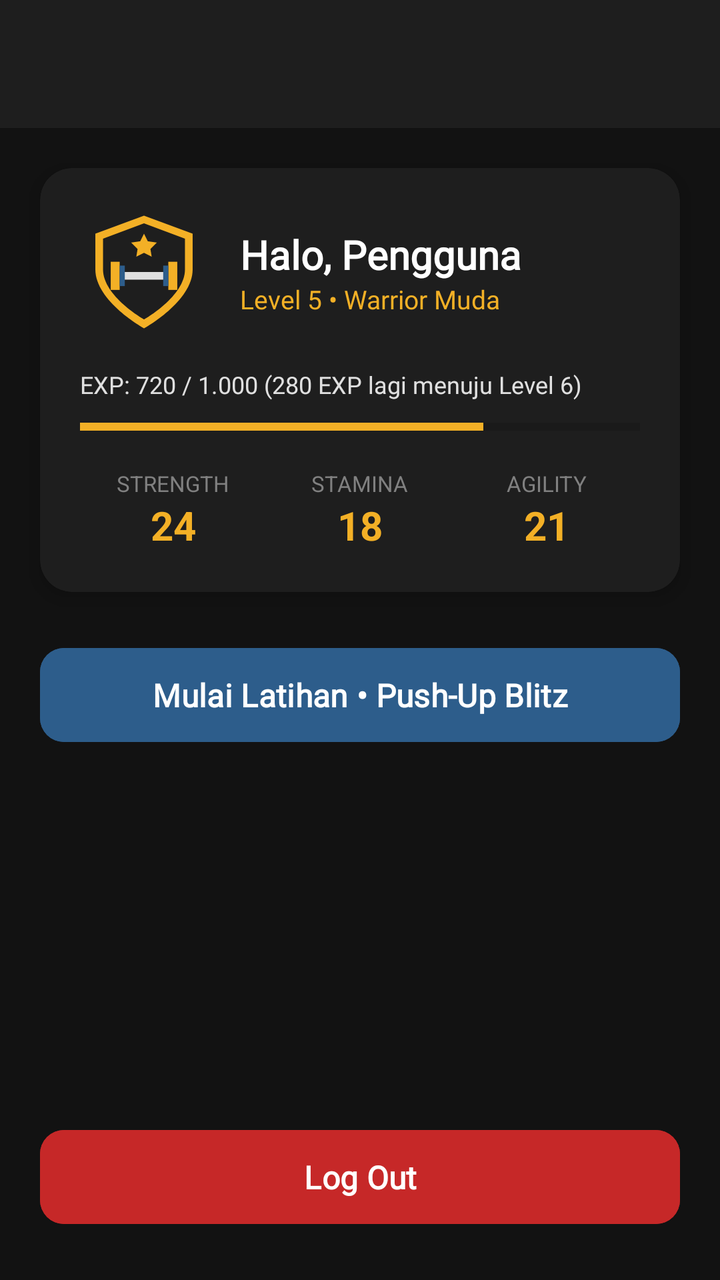
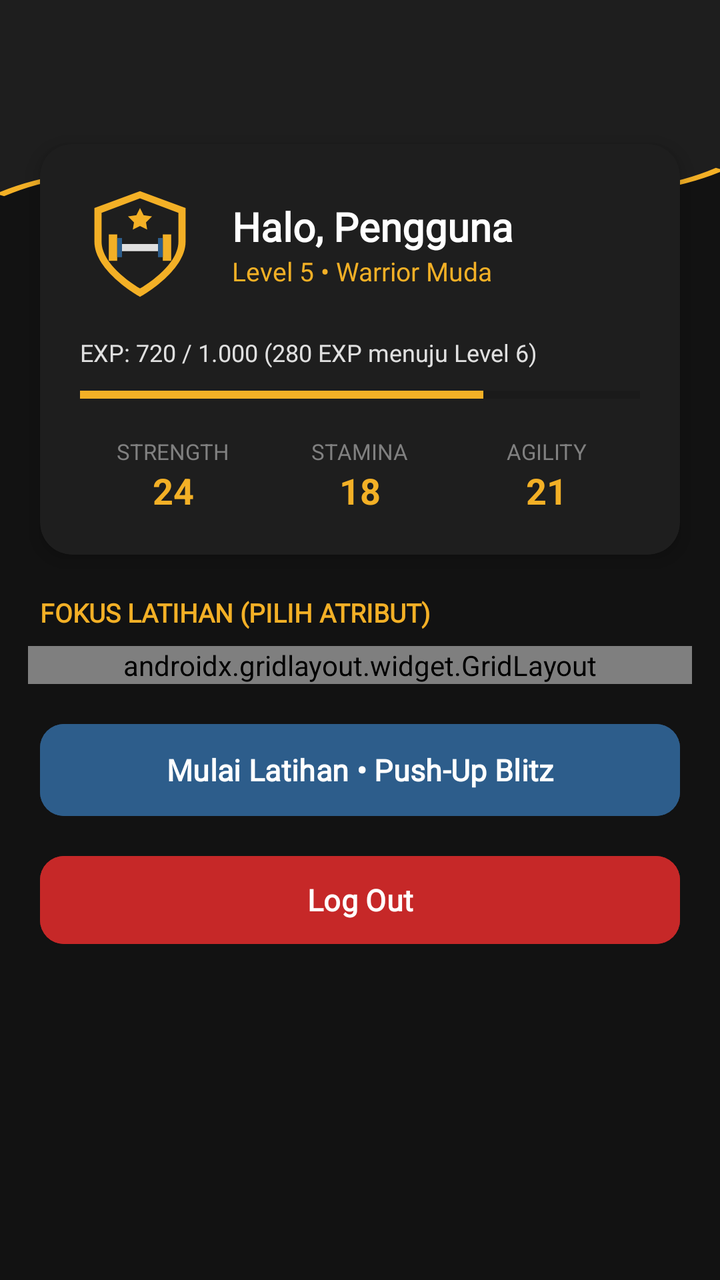

The first picture is an Android layout as it rendered before a commit; the second is the same layout after the commit. The layout source and the unified diff follow.
<!-- AndroidManifest.xml: application theme Theme.Material3.Dark.NoActionBar -->
<!-- res/layout/fragment_home.xml -->
<?xml version="1.0" encoding="utf-8"?>
<androidx.constraintlayout.widget.ConstraintLayout xmlns:android="http://schemas.android.com/apk/res/android"
    xmlns:app="http://schemas.android.com/apk/res-auto"
    xmlns:tools="http://schemas.android.com/tools"
    android:layout_width="match_parent"
    android:layout_height="match_parent"
    android:background="@color/BackgroundDark"
    tools:context=".Home.HomeFragment">

    <androidx.appcompat.widget.Toolbar
        android:id="@+id/toolbar"
        android:layout_width="0dp"
        android:layout_height="?attr/actionBarSize"
        android:background="@color/CardDark"
        app:subtitleTextColor="@color/TextWhite"
        app:titleTextColor="@color/TextGold"
        app:layout_constraintEnd_toEndOf="parent"
        app:layout_constraintStart_toStartOf="parent"
        app:layout_constraintTop_toTopOf="parent" />

    
    <androidx.cardview.widget.CardView
        android:id="@+id/cardProfile"
        android:layout_width="0dp"
        android:layout_height="wrap_content"
        android:layout_margin="20dp"
        app:cardBackgroundColor="@color/CardDark"
        app:cardCornerRadius="16dp"
        app:cardElevation="6dp"
        app:layout_constraintEnd_toEndOf="parent"
        app:layout_constraintStart_toStartOf="parent"
        app:layout_constraintTop_toBottomOf="@+id/toolbar">

        <LinearLayout
            android:layout_width="match_parent"
            android:layout_height="wrap_content"
            android:orientation="vertical"
            android:padding="20dp">

            <LinearLayout
                android:layout_width="match_parent"
                android:layout_height="wrap_content"
                android:gravity="center_vertical"
                android:orientation="horizontal">

                <ImageView
                    android:layout_width="64dp"
                    android:layout_height="64dp"
                    android:src="@drawable/ic_logo_fitlevel" />

                <LinearLayout
                    android:layout_width="wrap_content"
                    android:layout_height="wrap_content"
                    android:layout_marginStart="16dp"
                    android:orientation="vertical">

                    
                    <TextView
                        android:id="@+id/tvWelcome"
                        android:layout_width="wrap_content"
                        android:layout_height="wrap_content"
                        android:fontFamily="@font/nunito_regular"
                        android:text="Halo, Pengguna"
                        android:textColor="@color/white"
                        android:textSize="20sp"
                        android:textStyle="bold" />

                    <TextView
                        android:layout_width="wrap_content"
                        android:layout_height="wrap_content"
                        android:fontFamily="@font/nunito_regular"
                        android:text="Level 5 • Warrior Muda"
                        android:textColor="@color/TextGold"
                        android:textSize="13sp" />
                </LinearLayout>
            </LinearLayout>

            <TextView
                android:layout_width="wrap_content"
                android:layout_height="wrap_content"
                android:layout_marginTop="16dp"
                android:fontFamily="@font/nunito_regular"
                android:text="EXP: 720 / 1.000 (280 EXP lagi menuju Level 6)"
                android:textColor="@color/TextWhite"
                android:textSize="12sp" />

            <ProgressBar
                style="?android:attr/progressBarStyleHorizontal"
                android:layout_width="match_parent"
                android:layout_height="10dp"
                android:layout_marginTop="8dp"
                android:max="1000"
                android:progress="720"
                android:progressBackgroundTint="@color/BackgroundDark"
                android:progressTint="@color/TextGold" />

            
            <LinearLayout
                android:layout_width="match_parent"
                android:layout_height="wrap_content"
                android:layout_marginTop="16dp"
                android:orientation="horizontal"
                android:weightSum="3">

                <LinearLayout
                    android:layout_width="0dp"
                    android:layout_height="wrap_content"
                    android:layout_weight="1"
                    android:gravity="center"
                    android:orientation="vertical">
                    <TextView
                        android:layout_width="wrap_content"
                        android:layout_height="wrap_content"
                        android:text="STRENGTH"
                        android:textColor="@color/TextHint"
                        android:textSize="11sp" />
                    <TextView
                        android:layout_width="wrap_content"
                        android:layout_height="wrap_content"
                        android:text="24"
                        android:textColor="@color/TextGold"
                        android:textSize="20sp"
                        android:textStyle="bold" />
                </LinearLayout>

                <LinearLayout
                    android:layout_width="0dp"
                    android:layout_height="wrap_content"
                    android:layout_weight="1"
                    android:gravity="center"
                    android:orientation="vertical">
                    <TextView
                        android:layout_width="wrap_content"
                        android:layout_height="wrap_content"
                        android:text="STAMINA"
                        android:textColor="@color/TextHint"
                        android:textSize="11sp" />
                    <TextView
                        android:layout_width="wrap_content"
                        android:layout_height="wrap_content"
                        android:text="18"
                        android:textColor="@color/TextGold"
                        android:textSize="20sp"
                        android:textStyle="bold" />
                </LinearLayout>

                <LinearLayout
                    android:layout_width="0dp"
                    android:layout_height="wrap_content"
                    android:layout_weight="1"
                    android:gravity="center"
                    android:orientation="vertical">
                    <TextView
                        android:layout_width="wrap_content"
                        android:layout_height="wrap_content"
                        android:text="AGILITY"
                        android:textColor="@color/TextHint"
                        android:textSize="11sp" />
                    <TextView
                        android:layout_width="wrap_content"
                        android:layout_height="wrap_content"
                        android:text="21"
                        android:textColor="@color/TextGold"
                        android:textSize="20sp"
                        android:textStyle="bold" />
                </LinearLayout>
            </LinearLayout>
        </LinearLayout>
    </androidx.cardview.widget.CardView>

    <Button
        android:id="@+id/btnDetail"
        android:layout_width="0dp"
        android:layout_height="55dp"
        android:layout_marginHorizontal="20dp"
        android:layout_marginTop="24dp"
        android:backgroundTint="@color/ButtonBlue"
        android:fontFamily="@font/nunito_regular"
        android:text="Mulai Latihan • Push-Up Blitz"
        android:textAllCaps="false"
        android:textColor="@color/white"
        android:textSize="16sp"
        android:textStyle="bold"
        app:cornerRadius="12dp"
        app:layout_constraintEnd_toEndOf="parent"
        app:layout_constraintStart_toStartOf="parent"
        app:layout_constraintTop_toBottomOf="@+id/cardProfile" />

    <Button
        android:id="@+id/btnLogout"
        android:layout_width="0dp"
        android:layout_height="55dp"
        android:layout_marginHorizontal="20dp"
        android:layout_marginBottom="24dp"
        android:backgroundTint="@color/DangerRed"
        android:fontFamily="@font/nunito_regular"
        android:text="Log Out"
        android:textAllCaps="false"
        android:textColor="@color/white"
        android:textSize="16sp"
        android:textStyle="bold"
        app:cornerRadius="12dp"
        app:layout_constraintBottom_toBottomOf="parent"
        app:layout_constraintEnd_toEndOf="parent"
        app:layout_constraintStart_toStartOf="parent" />

</androidx.constraintlayout.widget.ConstraintLayout>
<!-- resources referenced by this layout -->
<resources>
  <color name="BackgroundDark">#121212</color>
  <color name="ButtonBlue">#2D5D8B</color>
  <color name="CardDark">#1E1E1E</color>
  <color name="DangerRed">#C62828</color>
  <color name="TextGold">#F3B026</color>
  <color name="TextHint">#808080</color>
  <color name="TextWhite">#E0E0E0</color>
  <color name="white">#FFFFFFFF</color>
  <!-- drawable ic_logo_fitlevel (drawable) -->
  <?xml version="1.0" encoding="utf-8"?>
  <vector xmlns:android="http://schemas.android.com/apk/res/android"
      android:width="140dp"
      android:height="140dp"
      android:viewportWidth="100"
      android:viewportHeight="100">
  
      
      <path
          android:fillColor="@color/TextGold"
          android:pathData="M50,6 L88,20 L88,48 C88,73 50,94 50,94 C50,94 12,73 12,48 L12,20 Z" />
  
      
      <path
          android:fillColor="@color/CardDark"
          android:pathData="M50,12 L82,24 L82,48 C82,69 50,87 50,87 C50,87 18,69 18,48 L18,24 Z" />
  
      
      <path
          android:fillColor="@color/TextGold"
          android:pathData="M50,20 L53,26 L60,27 L55,32 L56,38 L50,35 L44,38 L45,32 L40,27 L47,26 Z" />
  
      
      <path
          android:fillColor="@color/TextWhite"
          android:pathData="M34,50 L66,50 L66,56 L34,56 Z" />
  
      
      <path
          android:fillColor="@color/TextGold"
          android:pathData="M24,42 L31,42 L31,64 L24,64 Z" />
      <path
          android:fillColor="@color/ButtonBlue"
          android:pathData="M31,45 L35,45 L35,61 L31,61 Z" />
  
      
      <path
          android:fillColor="@color/TextGold"
          android:pathData="M69,42 L76,42 L76,64 L69,64 Z" />
      <path
          android:fillColor="@color/ButtonBlue"
          android:pathData="M65,45 L69,45 L69,61 L65,61 Z" />
  </vector>
</resources>

<!-- the commit's change to res/layout/fragment_home.xml (unified diff, before → after) -->
@@ -1,207 +1,326 @@
 <?xml version="1.0" encoding="utf-8"?>
-<androidx.constraintlayout.widget.ConstraintLayout xmlns:android="http://schemas.android.com/apk/res/android"
+<androidx.core.widget.NestedScrollView xmlns:android="http://schemas.android.com/apk/res/android"
     xmlns:app="http://schemas.android.com/apk/res-auto"
     xmlns:tools="http://schemas.android.com/tools"
     android:layout_width="match_parent"
     android:layout_height="match_parent"
     android:background="@color/BackgroundDark"
+    android:fillViewport="true"
     tools:context=".Home.HomeFragment">
 
-    <androidx.appcompat.widget.Toolbar
-        android:id="@+id/toolbar"
-        android:layout_width="0dp"
-        android:layout_height="?attr/actionBarSize"
-        android:background="@color/CardDark"
-        app:subtitleTextColor="@color/TextWhite"
-        app:titleTextColor="@color/TextGold"
-        app:layout_constraintEnd_toEndOf="parent"
-        app:layout_constraintStart_toStartOf="parent"
-        app:layout_constraintTop_toTopOf="parent" />
-
-    
-    <androidx.cardview.widget.CardView
-        android:id="@+id/cardProfile"
-        android:layout_width="0dp"
+    <androidx.constraintlayout.widget.ConstraintLayout
+        android:layout_width="match_parent"
         android:layout_height="wrap_content"
-        android:layout_margin="20dp"
-        app:cardBackgroundColor="@color/CardDark"
-        app:cardCornerRadius="16dp"
-        app:cardElevation="6dp"
-        app:layout_constraintEnd_toEndOf="parent"
-        app:layout_constraintStart_toStartOf="parent"
-        app:layout_constraintTop_toBottomOf="@+id/toolbar">
-
-        <LinearLayout
-            android:layout_width="match_parent"
+        android:paddingBottom="28dp">
+
+        
+        <View
+            android:id="@+id/background_header"
+            android:layout_width="0dp"
+            android:layout_height="130dp"
+            android:background="@drawable/bg_header_wave"
+            app:layout_constraintEnd_toEndOf="parent"
+            app:layout_constraintStart_toStartOf="parent"
+            app:layout_constraintTop_toTopOf="parent" />
+
+        
+        <androidx.appcompat.widget.Toolbar
+            android:id="@+id/toolbar"
+            android:layout_width="0dp"
+            android:layout_height="?attr/actionBarSize"
+            android:background="@android:color/transparent"
+            app:subtitleTextColor="@color/TextWhite"
+            app:titleTextColor="@color/TextGold"
+            app:layout_constraintEnd_toEndOf="parent"
+            app:layout_constraintStart_toStartOf="parent"
+            app:layout_constraintTop_toTopOf="parent" />
+
+        
+        <androidx.cardview.widget.CardView
+            android:id="@+id/cardProfile"
+            android:layout_width="0dp"
             android:layout_height="wrap_content"
-            android:orientation="vertical"
-            android:padding="20dp">
+            android:layout_marginHorizontal="20dp"
+            android:layout_marginTop="8dp"
+            app:cardBackgroundColor="@color/CardDark"
+            app:cardCornerRadius="16dp"
+            app:cardElevation="6dp"
+            app:layout_constraintEnd_toEndOf="parent"
+            app:layout_constraintStart_toStartOf="parent"
+            app:layout_constraintTop_toBottomOf="@+id/toolbar">
 
             <LinearLayout
                 android:layout_width="match_parent"
                 android:layout_height="wrap_content"
-                android:gravity="center_vertical"
-                android:orientation="horizontal">
-
-                <ImageView
-                    android:layout_width="64dp"
-                    android:layout_height="64dp"
-                    android:src="@drawable/ic_logo_fitlevel" />
+                android:orientation="vertical"
+                android:padding="20dp">
 
                 <LinearLayout
+                    android:layout_width="match_parent"
+                    android:layout_height="wrap_content"
+                    android:gravity="center_vertical"
+                    android:orientation="horizontal">
+
+                    <ImageView
+                        android:layout_width="60dp"
+                        android:layout_height="60dp"
+                        android:src="@drawable/ic_logo_fitlevel" />
+
+                    <LinearLayout
+                        android:layout_width="wrap_content"
+                        android:layout_height="wrap_content"
+                        android:layout_marginStart="16dp"
+                        android:orientation="vertical">
+
+                        <TextView
+                            android:id="@+id/tvWelcome"
+                            android:layout_width="wrap_content"
+                            android:layout_height="wrap_content"
+                            android:fontFamily="@font/nunito_regular"
+                            android:text="Halo, Pengguna"
+                            android:textColor="@color/white"
+                            android:textSize="20sp"
+                            android:textStyle="bold" />
+
+                        <TextView
+                            android:layout_width="wrap_content"
+                            android:layout_height="wrap_content"
+                            android:fontFamily="@font/nunito_regular"
+                            android:text="Level 5 • Warrior Muda"
+                            android:textColor="@color/TextGold"
+                            android:textSize="13sp" />
+                    </LinearLayout>
+                </LinearLayout>
+
+                <TextView
                     android:layout_width="wrap_content"
                     android:layout_height="wrap_content"
-                    android:layout_marginStart="16dp"
-                    android:orientation="vertical">
-
-                    
-                    <TextView
-                        android:id="@+id/tvWelcome"
-                        android:layout_width="wrap_content"
+                    android:layout_marginTop="16dp"
+                    android:fontFamily="@font/nunito_regular"
+                    android:text="EXP: 720 / 1.000 (280 EXP menuju Level 6)"
+                    android:textColor="@color/TextWhite"
+                    android:textSize="12sp" />
+
+                <ProgressBar
+                    style="?android:attr/progressBarStyleHorizontal"
+                    android:layout_width="match_parent"
+                    android:layout_height="10dp"
+                    android:layout_marginTop="8dp"
+                    android:max="1000"
+                    android:progress="720"
+                    android:progressBackgroundTint="@color/BackgroundDark"
+                    android:progressTint="@color/TextGold" />
+
+                <LinearLayout
+                    android:layout_width="match_parent"
+                    android:layout_height="wrap_content"
+                    android:layout_marginTop="16dp"
+                    android:orientation="horizontal"
+                    android:weightSum="3">
+
+                    <LinearLayout
+                        android:layout_width="0dp"
                         android:layout_height="wrap_content"
-                        android:fontFamily="@font/nunito_regular"
-                        android:text="Halo, Pengguna"
-                        android:textColor="@color/white"
-                        android:textSize="20sp"
-                        android:textStyle="bold" />
-
-                    <TextView
-                        android:layout_width="wrap_content"
+                        android:layout_weight="1"
+                        android:gravity="center"
+                        android:orientation="vertical">
+                        <TextView
+                            android:layout_width="wrap_content"
+                            android:layout_height="wrap_content"
+                            android:text="STRENGTH"
+                            android:textColor="@color/TextHint"
+                            android:textSize="11sp" />
+                        <TextView
+                            android:layout_width="wrap_content"
+                            android:layout_height="wrap_content"
+                            android:text="24"
+                            android:textColor="@color/TextGold"
+                            android:textSize="18sp"
+                            android:textStyle="bold" />
+                    </LinearLayout>
+
+                    <LinearLayout
+                        android:layout_width="0dp"
                         android:layout_height="wrap_content"
-                        android:fontFamily="@font/nunito_regular"
-                        android:text="Level 5 • Warrior Muda"
-                        android:textColor="@color/TextGold"
-                        android:textSize="13sp" />
+                        android:layout_weight="1"
+                        android:gravity="center"
+                        android:orientation="vertical">
+                        <TextView
+                            android:layout_width="wrap_content"
+                            android:layout_height="wrap_content"
+                            android:text="STAMINA"
+                            android:textColor="@color/TextHint"
+                            android:textSize="11sp" />
+                        <TextView
+                            android:layout_width="wrap_content"
+                            android:layout_height="wrap_content"
+                            android:text="18"
+                            android:textColor="@color/TextGold"
+                            android:textSize="18sp"
+                            android:textStyle="bold" />
+                    </LinearLayout>
+
+                    <LinearLayout
+                        android:layout_width="0dp"
+                        android:layout_height="wrap_content"
+                        android:layout_weight="1"
+                        android:gravity="center"
+                        android:orientation="vertical">
+                        <TextView
+                            android:layout_width="wrap_content"
+                            android:layout_height="wrap_content"
+                            android:text="AGILITY"
+                            android:textColor="@color/TextHint"
+                            android:textSize="11sp" />
+                        <TextView
+                            android:layout_width="wrap_content"
+                            android:layout_height="wrap_content"
+                            android:text="21"
+                            android:textColor="@color/TextGold"
+                            android:textSize="18sp"
+                            android:textStyle="bold" />
+                    </LinearLayout>
                 </LinearLayout>
             </LinearLayout>
-
-            <TextView
-                android:layout_width="wrap_content"
-                android:layout_height="wrap_content"
-                android:layout_marginTop="16dp"
-                android:fontFamily="@font/nunito_regular"
-                android:text="EXP: 720 / 1.000 (280 EXP lagi menuju Level 6)"
-                android:textColor="@color/TextWhite"
-                android:textSize="12sp" />
-
-            <ProgressBar
-                style="?android:attr/progressBarStyleHorizontal"
-                android:layout_width="match_parent"
-                android:layout_height="10dp"
-                android:layout_marginTop="8dp"
-                android:max="1000"
-                android:progress="720"
-                android:progressBackgroundTint="@color/BackgroundDark"
-                android:progressTint="@color/TextGold" />
-
-            
-            <LinearLayout
-                android:layout_width="match_parent"
-                android:layout_height="wrap_content"
-                android:layout_marginTop="16dp"
-                android:orientation="horizontal"
-                android:weightSum="3">
-
-                <LinearLayout
-                    android:layout_width="0dp"
-                    android:layout_height="wrap_content"
-                    android:layout_weight="1"
-                    android:gravity="center"
-                    android:orientation="vertical">
-                    <TextView
-                        android:layout_width="wrap_content"
-                        android:layout_height="wrap_content"
-                        android:text="STRENGTH"
-                        android:textColor="@color/TextHint"
-                        android:textSize="11sp" />
-                    <TextView
-                        android:layout_width="wrap_content"
-                        android:layout_height="wrap_content"
-                        android:text="24"
-                        android:textColor="@color/TextGold"
-                        android:textSize="20sp"
-                        android:textStyle="bold" />
-                </LinearLayout>
-
-                <LinearLayout
-                    android:layout_width="0dp"
-                    android:layout_height="wrap_content"
-                    android:layout_weight="1"
-                    android:gravity="center"
-                    android:orientation="vertical">
-                    <TextView
-                        android:layout_width="wrap_content"
-                        android:layout_height="wrap_content"
-                        android:text="STAMINA"
-                        android:textColor="@color/TextHint"
-                        android:textSize="11sp" />
-                    <TextView
-                        android:layout_width="wrap_content"
-                        android:layout_height="wrap_content"
-                        android:text="18"
-                        android:textColor="@color/TextGold"
-                        android:textSize="20sp"
-                        android:textStyle="bold" />
-                </LinearLayout>
-
-                <LinearLayout
-                    android:layout_width="0dp"
-                    android:layout_height="wrap_content"
-                    android:layout_weight="1"
-                    android:gravity="center"
-                    android:orientation="vertical">
-                    <TextView
-                        android:layout_width="wrap_content"
-                        android:layout_height="wrap_content"
-                        android:text="AGILITY"
-                        android:textColor="@color/TextHint"
-                        android:textSize="11sp" />
-                    <TextView
-                        android:layout_width="wrap_content"
-                        android:layout_height="wrap_content"
-                        android:text="21"
-                        android:textColor="@color/TextGold"
-                        android:textSize="20sp"
-                        android:textStyle="bold" />
-                </LinearLayout>
-            </LinearLayout>
-        </LinearLayout>
-    </androidx.cardview.widget.CardView>
-
-    <Button
-        android:id="@+id/btnDetail"
-        android:layout_width="0dp"
-        android:layout_height="55dp"
-        android:layout_marginHorizontal="20dp"
-        android:layout_marginTop="24dp"
-        android:backgroundTint="@color/ButtonBlue"
-        android:fontFamily="@font/nunito_regular"
-        android:text="Mulai Latihan • Push-Up Blitz"
-        android:textAllCaps="false"
-        android:textColor="@color/white"
-        android:textSize="16sp"
-        android:textStyle="bold"
-        app:cornerRadius="12dp"
-        app:layout_constraintEnd_toEndOf="parent"
-        app:layout_constraintStart_toStartOf="parent"
-        app:layout_constraintTop_toBottomOf="@+id/cardProfile" />
-
-    <Button
-        android:id="@+id/btnLogout"
-        android:layout_width="0dp"
-        android:layout_height="55dp"
-        android:layout_marginHorizontal="20dp"
-        android:layout_marginBottom="24dp"
-        android:backgroundTint="@color/DangerRed"
-        android:fontFamily="@font/nunito_regular"
-        android:text="Log Out"
-        android:textAllCaps="false"
-        android:textColor="@color/white"
-        android:textSize="16sp"
-        android:textStyle="bold"
-        app:cornerRadius="12dp"
-        app:layout_constraintBottom_toBottomOf="parent"
-        app:layout_constraintEnd_toEndOf="parent"
-        app:layout_constraintStart_toStartOf="parent" />
-
-</androidx.constraintlayout.widget.ConstraintLayout>
+        </androidx.cardview.widget.CardView>
+
+        
+        <TextView
+            android:id="@+id/tvGridTitle"
+            android:layout_width="wrap_content"
+            android:layout_height="wrap_content"
+            android:layout_marginStart="20dp"
+            android:layout_marginTop="20dp"
+            android:fontFamily="@font/nunito_regular"
+            android:text="FOKUS LATIHAN (PILIH ATRIBUT)"
+            android:textColor="@color/TextGold"
+            android:textSize="13sp"
+            android:textStyle="bold"
+            app:layout_constraintStart_toStartOf="parent"
+            app:layout_constraintTop_toBottomOf="@+id/cardProfile" />
+
+        
+        <androidx.gridlayout.widget.GridLayout
+            android:id="@+id/gridMenu"
+            android:layout_width="0dp"
+            android:layout_height="wrap_content"
+            android:layout_marginHorizontal="14dp"
+            android:layout_marginTop="8dp"
+            app:columnCount="3"
+            app:useDefaultMargins="true"
+            app:layout_constraintEnd_toEndOf="parent"
+            app:layout_constraintStart_toStartOf="parent"
+            app:layout_constraintTop_toBottomOf="@+id/tvGridTitle">
+
+            <com.google.android.material.button.MaterialButton
+                android:id="@+id/btnGridChest"
+                android:backgroundTint="@color/CardDark"
+                android:text="Chest"
+                android:textAllCaps="false"
+                android:textColor="@color/TextWhite"
+                app:cornerRadius="10dp"
+                app:layout_columnWeight="1"
+                app:layout_gravity="fill_horizontal"
+                app:strokeColor="@color/TextGold"
+                app:strokeWidth="1dp" />
+
+            <com.google.android.material.button.MaterialButton
+                android:id="@+id/btnGridBack"
+                android:backgroundTint="@color/CardDark"
+                android:text="Back"
+                android:textAllCaps="false"
+                android:textColor="@color/TextWhite"
+                app:cornerRadius="10dp"
+                app:layout_columnWeight="1"
+                app:layout_gravity="fill_horizontal"
+                app:strokeColor="@color/TextGold"
+                app:strokeWidth="1dp" />
+
+            <com.google.android.material.button.MaterialButton
+                android:id="@+id/btnGridLegs"
+                android:backgroundTint="@color/CardDark"
+                android:text="Legs"
+                android:textAllCaps="false"
+                android:textColor="@color/TextWhite"
+                app:cornerRadius="10dp"
+                app:layout_columnWeight="1"
+                app:layout_gravity="fill_horizontal"
+                app:strokeColor="@color/TextGold"
+                app:strokeWidth="1dp" />
+
+            <com.google.android.material.button.MaterialButton
+                android:id="@+id/btnGridCardio"
+                android:backgroundTint="@color/CardDark"
+                android:text="Cardio"
+                android:textAllCaps="false"
+                android:textColor="@color/TextWhite"
+                app:cornerRadius="10dp"
+                app:layout_columnWeight="1"
+                app:layout_gravity="fill_horizontal"
+                app:strokeColor="@color/TextGold"
+                app:strokeWidth="1dp" />
+
+            <com.google.android.material.button.MaterialButton
+                android:id="@+id/btnGridCore"
+                android:backgroundTint="@color/CardDark"
+                android:text="Core"
+                android:textAllCaps="false"
+                android:textColor="@color/TextWhite"
+                app:cornerRadius="10dp"
+                app:layout_columnWeight="1"
+                app:layout_gravity="fill_horizontal"
+                app:strokeColor="@color/TextGold"
+                app:strokeWidth="1dp" />
+
+            <com.google.android.material.button.MaterialButton
+                android:id="@+id/btnGridBoss"
+                android:backgroundTint="@color/CardDark"
+                android:text="Boss Raid"
+                android:textAllCaps="false"
+                android:textColor="@color/TextGold"
+                app:cornerRadius="10dp"
+                app:layout_columnWeight="1"
+                app:layout_gravity="fill_horizontal"
+                app:strokeColor="@color/TextGold"
+                app:strokeWidth="1dp" />
+
+        </androidx.gridlayout.widget.GridLayout>
+
+        <Button
+            android:id="@+id/btnDetail"
+            android:layout_width="0dp"
+            android:layout_height="54dp"
+            android:layout_marginHorizontal="20dp"
+            android:layout_marginTop="16dp"
+            android:backgroundTint="@color/ButtonBlue"
+            android:fontFamily="@font/nunito_regular"
+            android:text="Mulai Latihan • Push-Up Blitz"
+            android:textAllCaps="false"
+            android:textColor="@color/white"
+            android:textSize="15sp"
+            android:textStyle="bold"
+            app:cornerRadius="12dp"
+            app:layout_constraintEnd_toEndOf="parent"
+            app:layout_constraintStart_toStartOf="parent"
+            app:layout_constraintTop_toBottomOf="@+id/gridMenu" />
+
+        <Button
+            android:id="@+id/btnLogout"
+            android:layout_width="0dp"
+            android:layout_height="52dp"
+            android:layout_marginHorizontal="20dp"
+            android:layout_marginTop="12dp"
+            android:backgroundTint="@color/DangerRed"
+            android:fontFamily="@font/nunito_regular"
+            android:text="Log Out"
+            android:textAllCaps="false"
+            android:textColor="@color/white"
+            android:textSize="15sp"
+            android:textStyle="bold"
+            app:cornerRadius="12dp"
+            app:layout_constraintEnd_toEndOf="parent"
+            app:layout_constraintStart_toStartOf="parent"
+            app:layout_constraintTop_toBottomOf="@+id/btnDetail" />
+
+    </androidx.constraintlayout.widget.ConstraintLayout>
+</androidx.core.widget.NestedScrollView>
<!-- resource entries referenced after the edit -->
@@ -8,6 +8,26 @@
   <color name="TextHint">#808080</color>
   <color name="TextWhite">#E0E0E0</color>
   <color name="white">#FFFFFFFF</color>
+  <!-- drawable bg_header_wave (drawable) -->
+  <?xml version="1.0" encoding="utf-8"?>
+  <vector xmlns:android="http://schemas.android.com/apk/res/android"
+      android:width="100dp"
+      android:height="120dp"
+      android:viewportWidth="100"
+      android:viewportHeight="100">
+  
+      
+      <path
+          android:fillColor="@color/CardDark"
+          android:pathData="M0,0 L100,0 L100,65 C75,95 25,45 0,75 Z" />
+  
+      
+      <path
+          android:fillColor="@android:color/transparent"
+          android:strokeColor="@color/TextGold"
+          android:strokeWidth="1.5"
+          android:pathData="M0,75 C25,45 75,95 100,65" />
+  </vector>
   <!-- drawable ic_logo_fitlevel (drawable) -->
   <?xml version="1.0" encoding="utf-8"?>
   <vector xmlns:android="http://schemas.android.com/apk/res/android"
